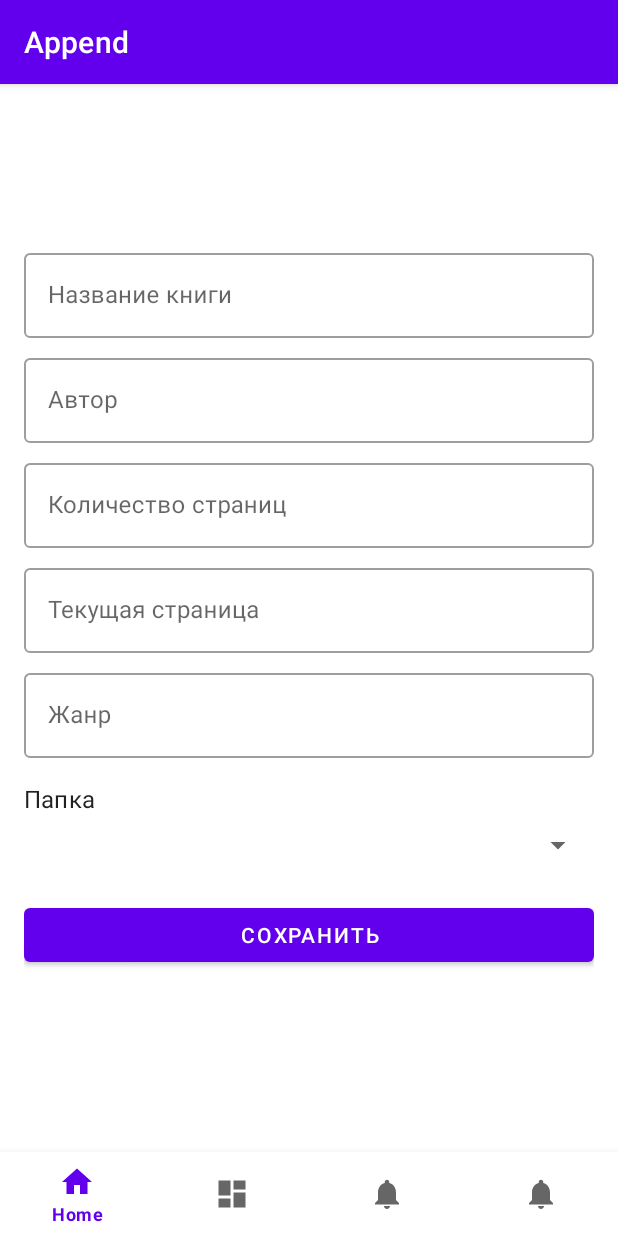
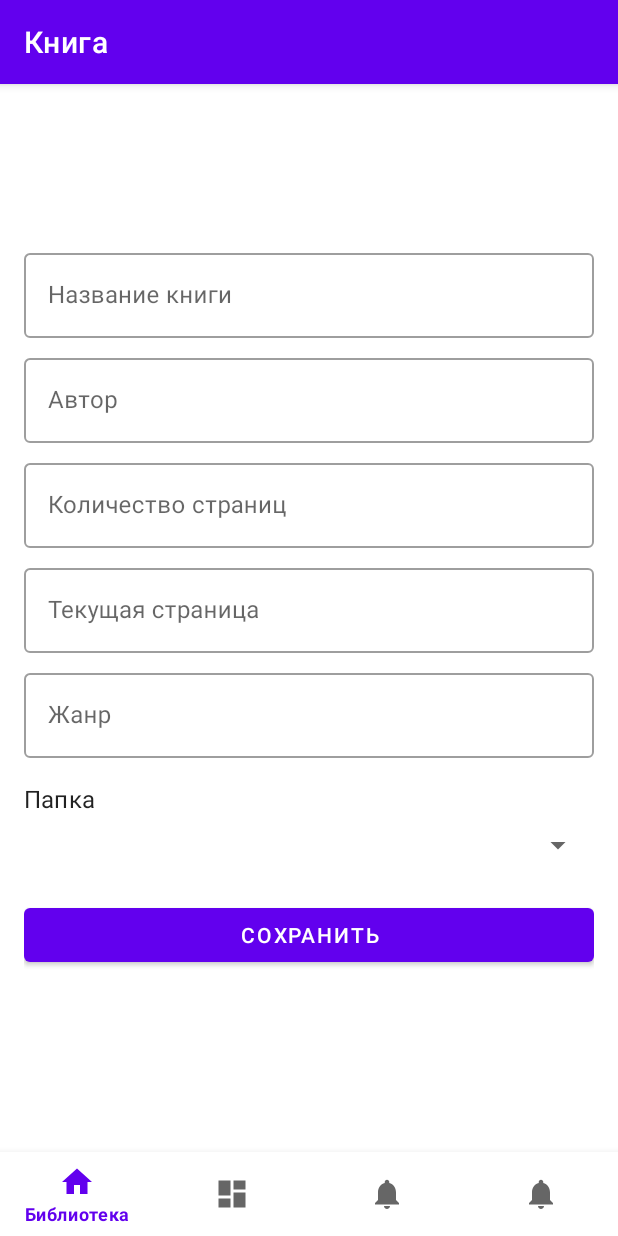
Before and after one commit to Tutitati123/Kursovaya_mobil1, an Android app: the AppendFragment screen opened through its navigation route, after a tap on "СОХРАНИТЬ", on a phone screen of 412 x 824 dp. Run offline under Robolectric (Android 15) with nearby library versions, the phone set to English and light mode, and no system bars; our stand-ins replace Room's generated code, navigation-ui.

Commit message:
Kursovaya_mobil1

```diff
--- a/app/src/main/java/com/example/kur_1/data/AppDatabase.kt
+++ b/app/src/main/java/com/example/kur_1/data/AppDatabase.kt
@@ -6,10 +6,12 @@ import androidx.room.Database
 import androidx.room.Room
 import androidx.room.RoomDatabase
 import com.example.kur_1.entities.Book
+import com.example.kur_1.entities.Folder
 
-@Database(entities = [Book::class], version = 3, exportSchema = false)
+@Database(entities = [Book::class, Folder::class], version = 5, exportSchema = false)
 abstract class AppDatabase : RoomDatabase() {
     abstract fun bookDao(): BookDao
+    abstract fun folderDao(): FolderDao
 
     companion object {
         @Volatile
@@ -22,7 +24,7 @@ abstract class AppDatabase : RoomDatabase() {
                     AppDatabase::class.java,
                     "book_database"
                 )
-                    .fallbackToDestructiveMigration() // Важно для разработки
+                    .fallbackToDestructiveMigration()
                     .build()
                 INSTANCE = instance
                 instance
--- a/app/src/main/java/com/example/kur_1/data/BookDao.kt
+++ b/app/src/main/java/com/example/kur_1/data/BookDao.kt
@@ -23,5 +23,6 @@ interface BookDao {
     @Delete
     suspend fun deleteBook(book: Book)
 
-
+    @Query("UPDATE books SET folderId = :folderId WHERE id = :bookId")
+    suspend fun moveToFolder(bookId: Int, folderId: Int?)
 }
--- /dev/null
+++ b/app/src/main/java/com/example/kur_1/data/FolderDao.kt
@@ -0,0 +1,20 @@
+package com.example.kur_1.data
+
+import androidx.lifecycle.LiveData
+import androidx.room.Dao
+import androidx.room.Delete
+import androidx.room.Insert
+import androidx.room.Query
+import com.example.kur_1.entities.Folder
+
+@Dao
+interface FolderDao {
+    @Insert
+    suspend fun insert(folder: Folder)
+
+    @Query("SELECT * FROM folders ORDER BY name ASC")
+    fun getAllFolders(): LiveData<List<Folder>>
+
+    @Query("SELECT * FROM folders WHERE id = :folderId")
+    suspend fun getFolderById(folderId: Int): Folder?
+}
--- a/app/src/main/java/com/example/kur_1/entities/Book.kt
+++ b/app/src/main/java/com/example/kur_1/entities/Book.kt
@@ -15,6 +15,7 @@ data class Book(
     val genre: String,
     val totalPages: Int,
     val pagesRead: Int,
+    val folderId: Int? = null,
     val rating: Float = 0f,
     val review: String = ""
 ): Parcelable
--- a/app/src/main/res/values/strings.xml
+++ b/app/src/main/res/values/strings.xml
@@ -1,8 +1,8 @@
 <resources>
     <string name="app_name">Kur_1</string>
-    <string name="title_home">Home</string>
-    <string name="title_dashboard">Dashboard</string>
-    <string name="title_notifications">Notifications</string>
-    <string name="title_append">Append</string>
+    <string name="title_home">Библиотека</string>
+    <string name="title_dashboard">Папки</string>
+    <string name="title_notifications">Уведомления</string>
+    <string name="title_append">Книга</string>
     <string name="add_book">Добавить книгу</string>
 </resources>
```
Also changed, not shown: app/src/main/java/com/example/kur_1/data/FolderRepository.kt (added, +17 -0 lines), app/src/main/java/com/example/kur_1/entities/Folder.kt (added, +14 -0 lines), app/src/main/java/com/example/kur_1/ui/folders/AddFolderDialogFragment.kt (added, +34 -0 lines), app/src/main/java/com/example/kur_1/ui/folders/FoldersAdapter.kt (added, +45 -0 lines), app/src/main/java/com/example/kur_1/ui/folders/FoldersFragment.kt (added, +71 -0 lines), app/src/main/java/com/example/kur_1/viewmodels/FolderViewModel.kt (added, +19 -0 lines), app/src/main/java/com/example/kur_1/viewmodels/FolderViewModelFactory.kt (added, +15 -0 lines), app/src/main/res/layout/dialog_add_folder.xml (added, +14 -0 lines), app/src/main/res/layout/fragment_folders.xml (added, +24 -0 lines), app/src/main/res/layout/item_folder.xml (added, +13 -0 lines).
